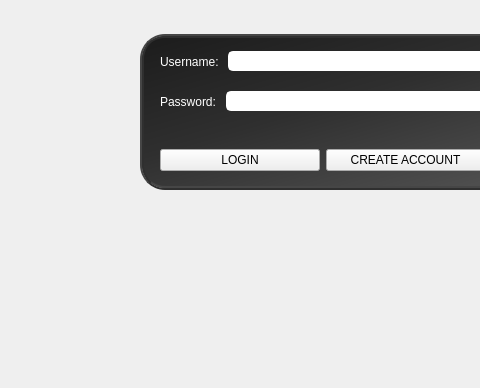
First picture: the form in src/client/gui/login.ui, repository HqWisen/CityLord, before the edit; both pictures show x 170 to 650 and y 476 to 864 of the 1152 by 864 pixel window.
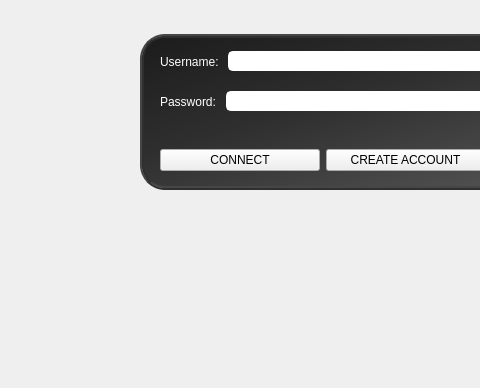
Second picture: the form after the edit. Icons and pictures are not drawn.

The edit to the form file:
```diff
--- a/src/client/gui/login.ui
+++ b/src/client/gui/login.ui
@@ -505,7 +505,7 @@
         <item>
          <widget class="QPushButton" name="loginButton">
           <property name="text">
-           <string>LOGIN</string>
+           <string>CONNECT</string>
           </property>
          </widget>
         </item>
```
Left out of the diff: 2 changed lines with no effect on the pictures.
